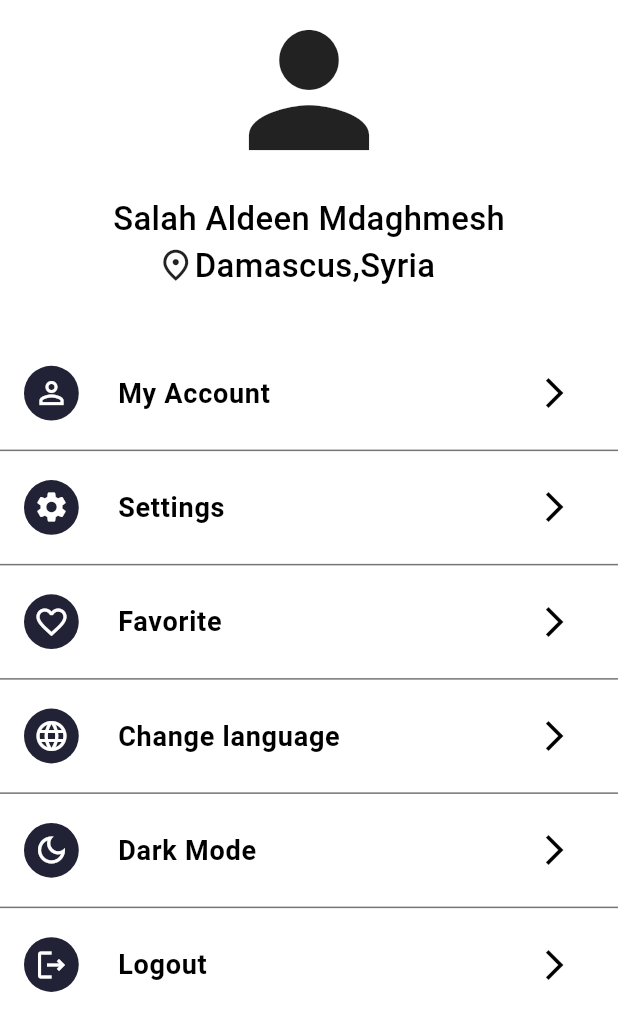
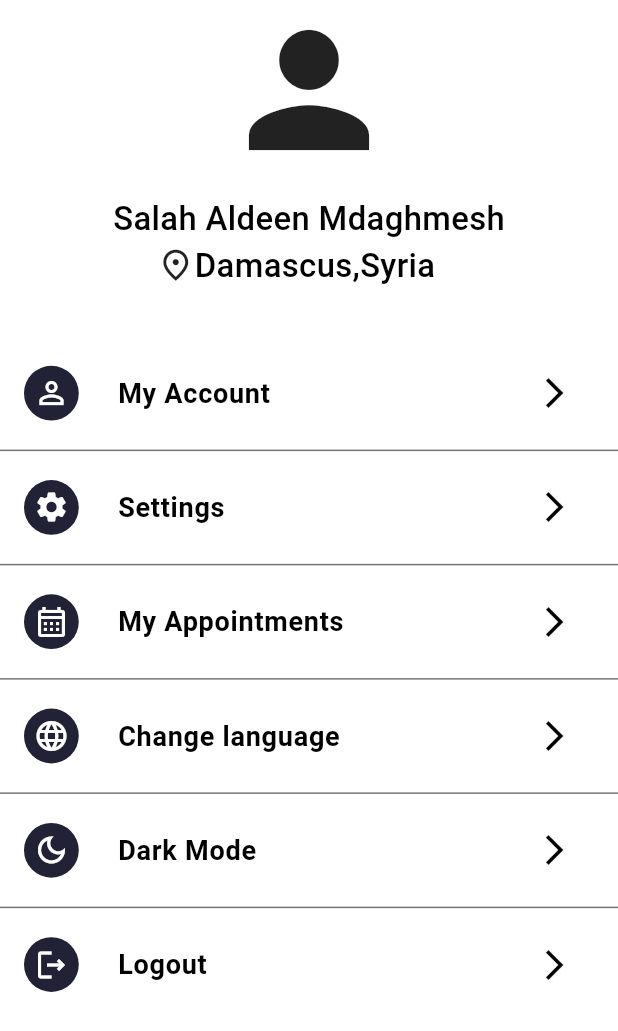
Before and after one commit to SalahMd/Sstate, a Flutter app: the Profile screen opened directly, on a phone screen of 412 x 824 dp. Shown: the top 1031 px of the screen. Run offline on Flutter 3.47's test engine with Material 3 defaults, Android fonts, the light colour scheme and no system bars; drawn by our look-alikes of flutter_animate; our stand-ins replace chips_choice, dartz, flutter_screenutil, geocoding, geolocator, get and 6 more; accounts and stored records are empty.

Commit message:
Adding my appointments page

```diff
--- a/lib/controller/auth/login_controller.dart
+++ b/lib/controller/auth/login_controller.dart
@@ -27,7 +27,7 @@ class LogInControllerImpl extends LogiInController {
   hideButton() {
     containerWidth = 0;
     update();
-    Future.delayed(Duration(seconds: 2), () {
+    Future.delayed(const Duration(seconds: 2), () {
       logIn();
     });
 
--- a/lib/core/constants/text_styles.dart
+++ b/lib/core/constants/text_styles.dart
@@ -19,14 +19,16 @@ class TextStyles {
       fontWeight: FontWeight.w500);
   static TextStyle w50012 =
       TextStyle(fontSize: 12.sp, fontWeight: FontWeight.w500);
-       static TextStyle w50013 =
+  static TextStyle w50013 =
       TextStyle(fontSize: 13.sp, fontWeight: FontWeight.w500);
   static TextStyle w40013grey = TextStyle(
       color: lightAppColors.greyColor,
       fontSize: 13.sp,
       fontWeight: FontWeight.w400);
-  static TextStyle w40010White =
-      TextStyle(fontSize: 10.sp, fontWeight: FontWeight.w400);
+  static TextStyle w40010White = TextStyle(
+      color: Colors.white, fontSize: 10.sp, fontWeight: FontWeight.w400);
+  static TextStyle w40012White = TextStyle(
+      color: Colors.white, fontSize: 12.sp, fontWeight: FontWeight.w400);
   static TextStyle w50016White =
       TextStyle(fontSize: 14.sp, fontWeight: FontWeight.w500);
   static TextStyle w50015White = TextStyle(
--- a/lib/core/localization/translation.dart
+++ b/lib/core/localization/translation.dart
@@ -90,6 +90,8 @@ class Translation extends Translations {
           "warningbody": "هل تريد الخروج من التطبيق؟",
           "yes": "نعم",
           "no": "لا",
+          "myappointments":"المواعيد المحجوزة",
+          "myfavorite":"المفضلة"
 
         },
         "en": {
@@ -179,6 +181,8 @@ class Translation extends Translations {
           "warningbody": "Are you sure you want to exit?",
           "yes": "Yes",
           "no": "No",
+          "myappointments":"My Appointments",
+          "myfavorite":"My Favorite",
 
         }
       };
--- a/lib/core/theme/app_theme.dart
+++ b/lib/core/theme/app_theme.dart
@@ -6,9 +6,9 @@ import 'package:sestate/core/constants/colors.dart';
 class AppTheme {
   static var darkTheme = ColorScheme.dark(
     primary: darkAppColors.primaryColor,
-    onSecondary: Colors.indigo,
+   // onSecondary: Colors.indigo,
     //for numbers after picking in date picker
-    onPrimary: Colors.indigo,
+    //onPrimary: Colors.indigo,
     //surfaceTint: Colors.blue,
     primaryContainer: darkAppColors.whiteColor,
     onPrimaryContainer: Color.fromARGB(255, 250, 248, 248),
@@ -41,22 +41,32 @@ class AppTheme {
     primaryContainer: lightAppColors.whiteColor,
     onPrimaryContainer: lightAppColors.blackColor,
     background: lightAppColors.backGround,
-    onPrimary: Colors.indigo,
-    onSecondary: Colors.indigo,
+    //onPrimary: Colors.indigo,
+    //onSecondary: Colors.indigo,
     //for date picker
     surface: lightAppColors.whiteColor,
     surfaceVariant: lightAppColors.blackColor,
     onSurface: lightAppColors.blackColor,
     onSurfaceVariant: lightAppColors.blackColor,
     outlineVariant: Colors.grey[600],
-    secondaryContainer: Colors.amber,
 
-    onSecondaryContainer: Colors.amber,
-    onTertiaryContainer: Colors.amber,
-    onTertiary: Colors.amber,
-    tertiary: Colors.amber,
-    scrim: Colors.amber,
-    secondary: Colors.amber,
+// onBackground: Colors.indigo,
+// onInverseSurface: Colors.indigo,
+// surfaceTint: Colors.indigo,
+// inverseSurface: Colors.indigo,
+// tertiaryContainer: Colors.indigo,
+// inversePrimary: Colors.indigo,
+// outline: Colors.indigo,
+
+//    secondaryContainer: Colors.amber,
+//   onPrimary: Colors.indigo,
+//     onSecondary: Colors.indigo,
+//     onSecondaryContainer: Colors.amber,
+//     onTertiaryContainer: Colors.amber,
+//     onTertiary: Colors.amber,
+//     tertiary: Colors.amber,
+//     scrim: Colors.amber,
+//     secondary: Colors.amber,
     //for dividers
   );
   static final light = ThemeData(
--- a/lib/view/screens/category.dart
+++ b/lib/view/screens/category.dart
@@ -7,7 +7,7 @@ class Category extends StatelessWidget {
 
   @override
   Widget build(BuildContext context) {
-    return Scaffold(
+    return const Scaffold(
       body: SingleChildScrollView(
           child: Column(
         children: [],
--- a/lib/view/screens/home/home_page.dart
+++ b/lib/view/screens/home/home_page.dart
@@ -103,6 +103,7 @@ class HomePage extends StatelessWidget {
                     Column(
                       children: [
                         ListView.builder(
+                            padding: EdgeInsets.only(bottom: 30.h),
                             shrinkWrap: true,
                             physics: const NeverScrollableScrollPhysics(),
                             itemCount: 5,
--- a/lib/view/screens/navigation_bar/profile.dart
+++ b/lib/view/screens/navigation_bar/profile.dart
@@ -6,6 +6,7 @@ import 'package:sestate/controller/profile_controller.dart';
 import 'package:sestate/core/constants/text_styles.dart';
 import 'package:sestate/core/functions/alerts.dart';
 import 'package:sestate/view/screens/dark_mode.dart';
+import 'package:sestate/view/screens/my_appointments.dart';
 import 'package:sestate/view/widgets/divider.dart';
 import 'package:sestate/view/screens/change_language.dart';
 import 'package:sestate/view/screens/my_account.dart';
@@ -18,7 +19,7 @@ class Profile extends StatelessWidget {
   Widget build(BuildContext context) {
     Get.put(ProfileControllerImpl());
     return WillPopScope(
-    onWillPop:exitAlert,
+      onWillPop: exitAlert,
       child: Scaffold(
         body: GetBuilder<ProfileControllerImpl>(
           builder: (controller) => SingleChildScrollView(
@@ -91,12 +92,12 @@ class Profile extends StatelessWidget {
                 ).animate().fade(delay: 550.ms).slideY(begin: -0.3),
                 GestureDetector(
                   onTap: () {
-                   // Get.to(Google_Map());
+                    Get.to(const MyAppointements());
                   },
                   child: ListTiles(
-                          leadingIcon: Icons.favorite_outline,
+                          leadingIcon: Icons.calendar_month_outlined,
                           trailingIcon: Icons.arrow_forward_ios_outlined,
-                          listText: "favorite".tr)
+                          listText: "myappointments".tr)
                       .animate()
                       .fade(delay: 600.ms)
                       .slideY(begin: -0.3),
--- a/lib/view/widgets/chips_choice.dart
+++ b/lib/view/widgets/chips_choice.dart
@@ -8,7 +8,6 @@ class ChipsChoices extends StatelessWidget {
   final List<String> options;
 
   ChipsChoices({super.key, required this.options});
-
   @override
   Widget build(BuildContext context) {
     Get.put(SearchControllerImpl());
@@ -23,6 +22,7 @@ class ChipsChoices extends StatelessWidget {
           print(value);
           controller.update();
         },
+
         choiceItems: C2Choice.listFrom(
             source: options, value: (i, v) => v, label: (i, v) => v),
       ),
```
Also changed, not shown: lib/view/screens/dark_mode.dart (+2 -6 lines), lib/view/screens/my_appointments.dart (added, +74 -0 lines), lib/view/screens/navigation_bar/favorite.dart (+5 -4 lines), lib/view/widgets/item_design.dart (+9 -9 lines).
